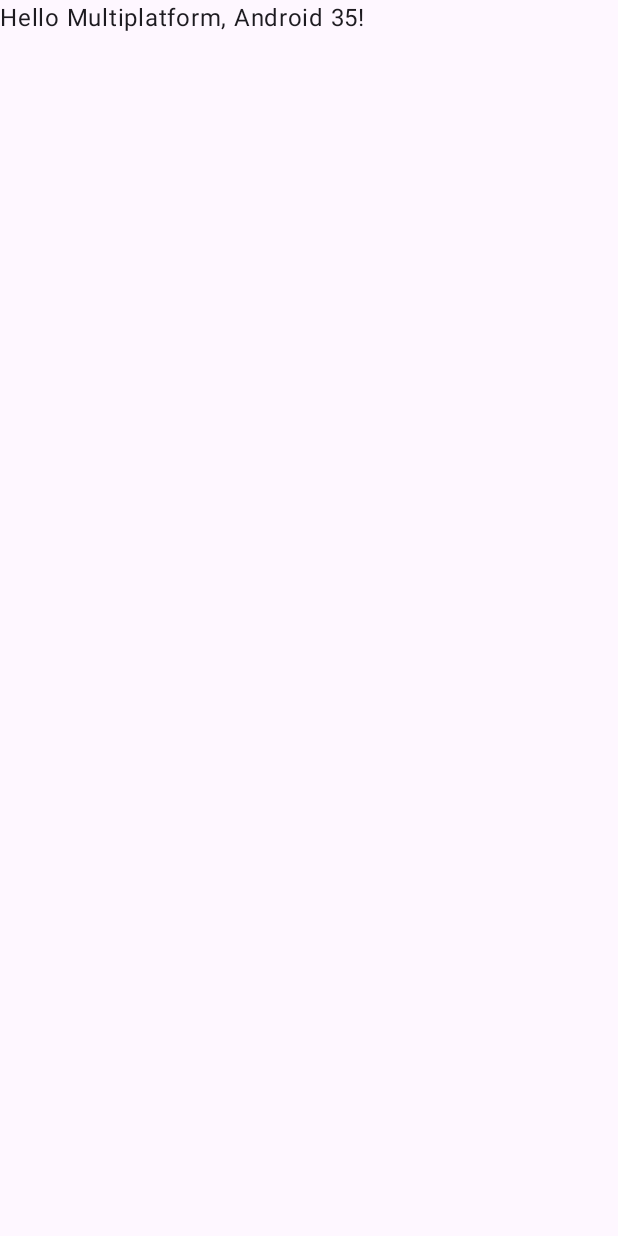
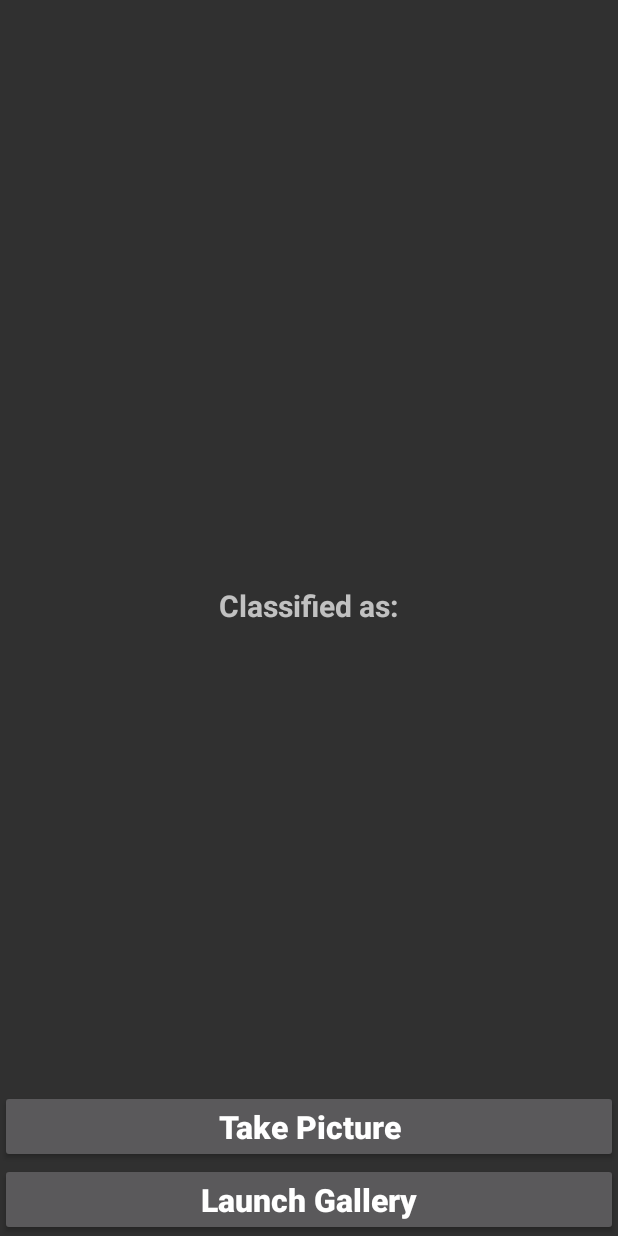
Before and after one commit to josh-wilkinson/FAUNA_Image_Classification, an Android app built with Jetpack Compose: the screen it shows after launch (MainActivity), on a phone screen of 412 x 824 dp. Before the commit the screen is almost empty. Run offline under Robolectric (Android 15) with nearby library versions, the phone set to English and light mode, and no system bars.

Commit message:
imported ui for android, and a ml model

```diff
--- a/FAUNA/build.gradle.kts
+++ b/FAUNA/build.gradle.kts
@@ -44,5 +44,7 @@ dependencies {
     implementation(libs.compose.ui.tooling.preview)
     implementation(libs.compose.material3)
     implementation(libs.androidx.activity.compose)
+    implementation(libs.androidx.camera.view)
+    implementation(libs.androidx.appcompat)
     debugImplementation(libs.compose.ui.tooling)
 }
--- a/FAUNA/src/main/AndroidManifest.xml
+++ b/FAUNA/src/main/AndroidManifest.xml
@@ -1,5 +1,11 @@
 <?xml version="1.0" encoding="utf-8"?>
-<manifest xmlns:android="http://schemas.android.com/apk/res/android">
+<manifest xmlns:android="http://schemas.android.com/apk/res/android"
+    xmlns:tools="http://schemas.android.com/tools" >
+
+    <uses-feature
+        android:name="android.hardware.camera"
+        android:required="false" />
+    <uses-permission android:name="android.permission.CAMERA"/>
 
     <application
         android:allowBackup="false"
--- a/FAUNA/src/main/java/com/example/fauna_image_classification/android/MainActivity.kt
+++ b/FAUNA/src/main/java/com/example/fauna_image_classification/android/MainActivity.kt
@@ -1,40 +1,54 @@
 package com.example.fauna_image_classification.android
 
 import android.os.Bundle
+import android.widget.Button
+import android.widget.ImageView
+import android.widget.TextView
 import androidx.activity.ComponentActivity
-import androidx.activity.compose.setContent
-import androidx.compose.foundation.layout.fillMaxSize
-import androidx.compose.material3.*
-import androidx.compose.runtime.Composable
-import androidx.compose.ui.Modifier
-import androidx.compose.ui.tooling.preview.Preview
-import com.example.fauna_image_classification.Greeting
+
+var camera: Button? = null
+var gallery: Button? = null
+var imageView: ImageView? = null
+var result: TextView? = null
+var imageSize = 150
 
 class MainActivity : ComponentActivity() {
+
     override fun onCreate(savedInstanceState: Bundle?) {
         super.onCreate(savedInstanceState)
-        setContent {
-            MyApplicationTheme {
-                Surface(
-                    modifier = Modifier.fillMaxSize(),
-                    color = MaterialTheme.colorScheme.background
-                ) {
-                    GreetingView(Greeting().greet())
-                }
-            }
+        setContentView(R.layout.activity_main)
+
+        camera = findViewById(R.id.button)
+        gallery = findViewById(R.id.button2)
+
+        result = findViewById(R.id.result)
+        imageView = findViewById(R.id.imageView)
+
+
+
+    }
+}
+
+
+
+/*
+@Composable
+fun GreetingView(phrases: List<String>) {
+    LazyColumn(
+        contentPadding = PaddingValues(20.dp),
+        verticalArrangement = Arrangement.spacedBy(8.dp),
+    ) {
+        items(phrases) { phrase ->
+            Text(phrase)
+            Divider()
         }
     }
 }
 
 @Composable
-fun GreetingView(text: String) {
-    Text(text = text)
-}
-
-@Preview
-@Composable
-fun DefaultPreview() {
+private fun DefaultPreview() {
     MyApplicationTheme {
-        GreetingView("Hello, Android!")
+        GreetingView(listOf("Hello, Android!"))
     }
 }
+*/
--- /dev/null
+++ b/FAUNA/src/main/res/layout/activity_main.xml
@@ -0,0 +1,59 @@
+<RelativeLayout xmlns:android="http://schemas.android.com/apk/res/android"
+    xmlns:tools="http://schemas.android.com/tools"
+    android:layout_width="match_parent"
+    android:layout_height="match_parent"
+    tools:context=".MainActivity">
+
+    <Button
+        android:layout_width="match_parent"
+        android:layout_height="wrap_content"
+        android:layout_centerInParent="true"
+        android:id="@+id/button"
+        android:text="Take Picture"
+        android:textAllCaps="false"
+        android:layout_above="@id/button2"
+        android:textSize="21sp"
+        android:textStyle="bold"
+        />
+    <Button
+        android:layout_width="match_parent"
+        android:layout_height="wrap_content"
+        android:layout_centerInParent="true"
+        android:id="@+id/button2"
+        android:text="Launch Gallery"
+        android:textAllCaps="false"
+        android:layout_alignParentBottom="true"
+        android:textSize="21sp"
+        android:textStyle="bold"
+        />
+    <ImageView
+        android:layout_width="370sp"
+        android:layout_height="370sp"
+        android:layout_centerHorizontal="true"
+        android:id="@+id/imageView"
+        android:layout_marginTop="10sp"
+        />
+    <TextView
+        android:layout_width="wrap_content"
+        android:layout_height="wrap_content"
+        android:layout_centerHorizontal="true"
+        android:text="Classified as:"
+        android:textStyle="bold"
+        android:textSize="20sp"
+        android:id="@+id/classified"
+        android:layout_below="@+id/imageView"
+        android:layout_marginTop="10sp"
+        />
+    <TextView
+        android:layout_width="wrap_content"
+        android:layout_height="wrap_content"
+        android:layout_centerHorizontal="true"
+        android:text=""
+        android:textColor="#C30000"
+        android:textStyle="bold"
+        android:textSize="27sp"
+        android:id="@+id/result"
+        android:layout_below="@+id/classified"
+        />
+
+</RelativeLayout>
--- a/gradle/libs.versions.toml
+++ b/gradle/libs.versions.toml
@@ -14,6 +14,8 @@ compose-ui-tooling = { module = "androidx.compose.ui:ui-tooling", version.ref =
 compose-ui-tooling-preview = { module = "androidx.compose.ui:ui-tooling-preview", version.ref = "compose" }
 compose-foundation = { module = "androidx.compose.foundation:foundation", version.ref = "compose" }
 compose-material3 = { module = "androidx.compose.material3:material3", version.ref = "compose-material3" }
+androidx-camera-view = { group = "androidx.camera", name = "camera-view", version = "1.3.1" }
+androidx-appcompat = { group = "androidx.appcompat", name = "appcompat", version = "1.6.1" }
 
 [plugins]
 androidApplication = { id = "com.android.application", version.ref = "agp" }
--- a/shared/build.gradle.kts
+++ b/shared/build.gradle.kts
@@ -39,4 +39,11 @@ android {
     defaultConfig {
         minSdk = 24
     }
+    buildFeatures {
+        mlModelBinding = true
+    }
 }
+dependencies {
+    implementation("org.tensorflow:tensorflow-lite-support:0.1.0")
+    implementation("org.tensorflow:tensorflow-lite-metadata:0.1.0")
+}
--- a/shared/src/commonMain/kotlin/com/example/fauna_image_classification/Greeting.kt
+++ b/shared/src/commonMain/kotlin/com/example/fauna_image_classification/Greeting.kt
@@ -1,9 +1,12 @@
 package com.example.fauna_image_classification
+
+import kotlin.random.Random
 
 class Greeting {
     private val platform: Platform = getPlatform()
 
-    fun greet(): String {
-        return "Hello Multiplatform, ${platform.name}!"
+    fun greet(): List<String> = buildList {
+        add(if (Random.nextBoolean()) "Hi!" else "Hello!")
+        add("Guess what this is! > ${platform.name.reversed()}!")
     }
 }
```
Also changed, not shown: 1 other file.
